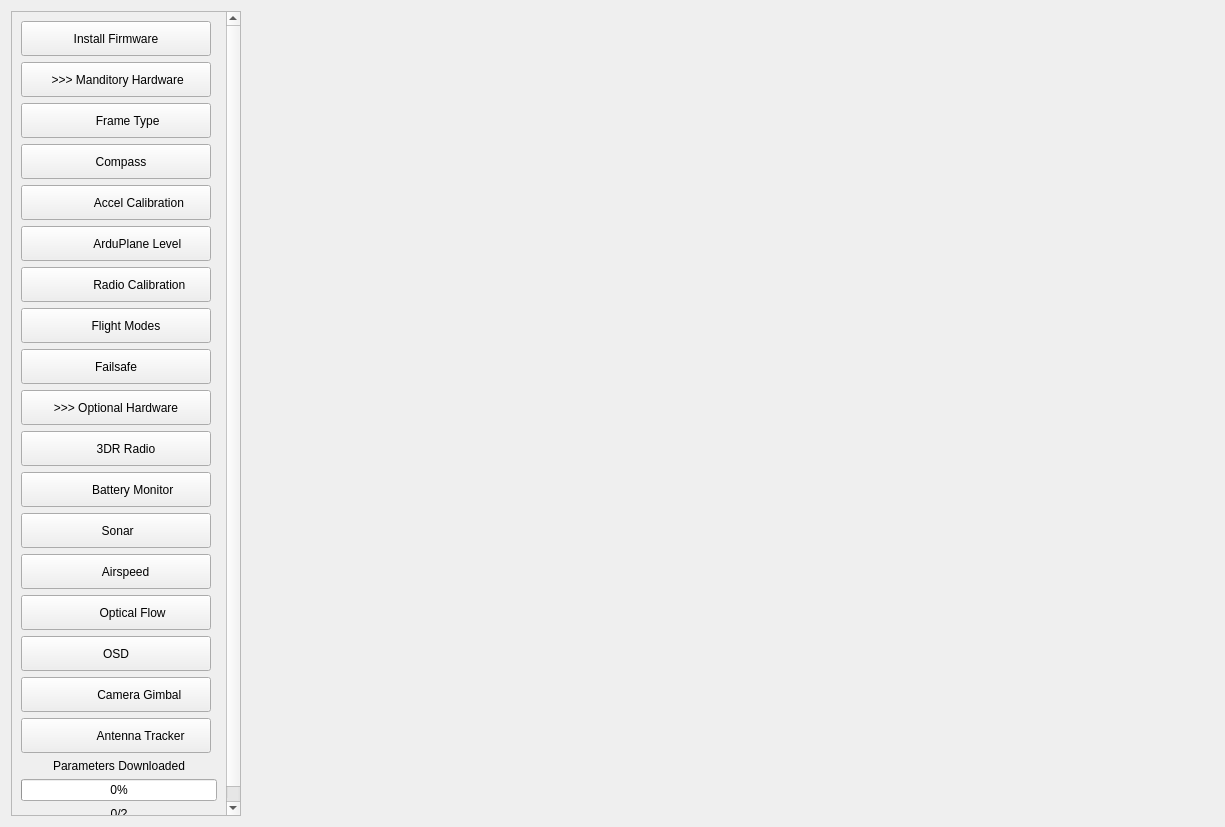
Old version of the form src/ui/configuration/ApmHardwareConfig.ui in the repository ArduPilot/apm_planner.
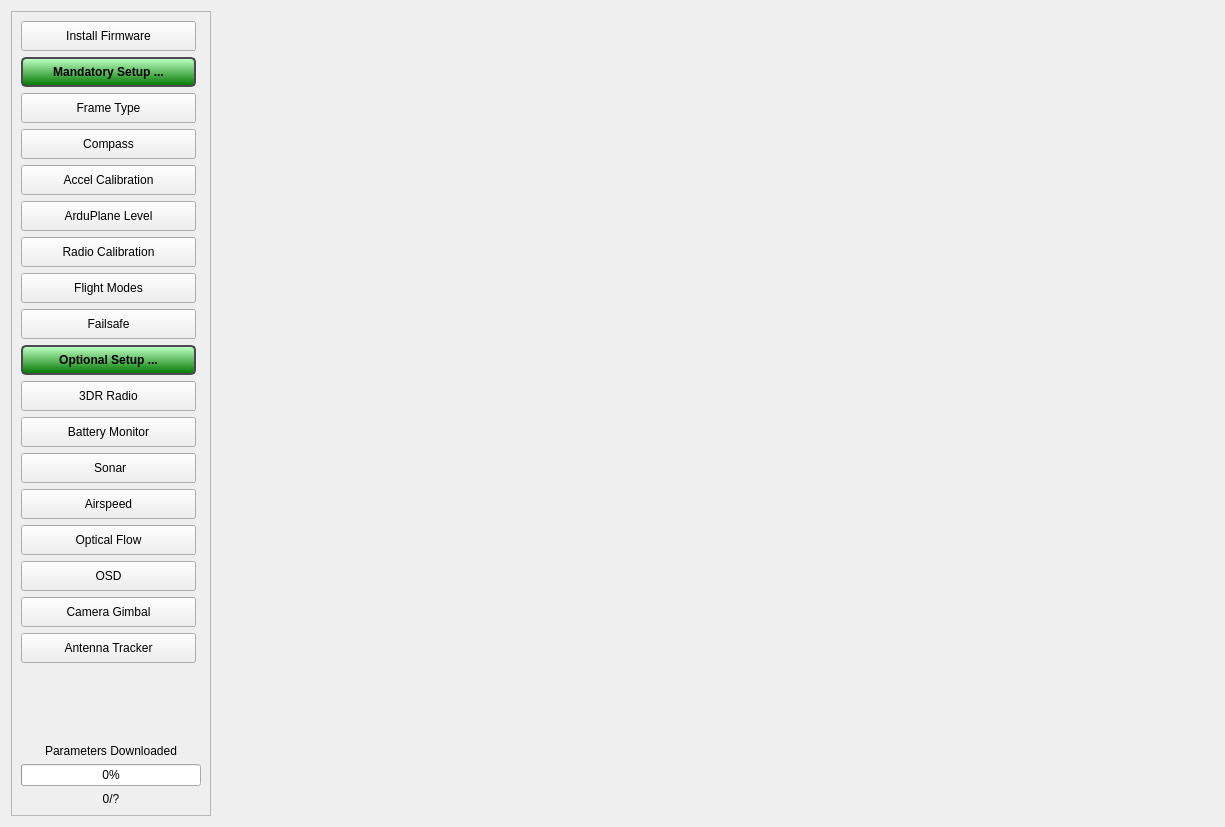
New version of the form.

Commit message: Polish to the 'Initial Setup' & 'Config/Tuning' Views Menu Options

Patch:
```diff
--- a/src/ui/configuration/ApmHardwareConfig.ui
+++ b/src/ui/configuration/ApmHardwareConfig.ui
@@ -10,6 +10,12 @@
     <height>827</height>
    </rect>
   </property>
+  <property name="minimumSize">
+   <size>
+    <width>175</width>
+    <height>0</height>
+   </size>
+  </property>
   <property name="windowTitle">
    <string>Form</string>
   </property>
@@ -17,20 +23,20 @@
    <item>
     <widget class="QScrollArea" name="scrollArea_6">
      <property name="sizePolicy">
-      <sizepolicy hsizetype="MinimumExpanding" vsizetype="Expanding">
+      <sizepolicy hsizetype="Expanding" vsizetype="Expanding">
        <horstretch>0</horstretch>
        <verstretch>0</verstretch>
       </sizepolicy>
      </property>
      <property name="minimumSize">
       <size>
-       <width>230</width>
+       <width>200</width>
        <height>0</height>
       </size>
      </property>
      <property name="maximumSize">
       <size>
-       <width>230</width>
+       <width>175</width>
        <height>16777215</height>
       </size>
      </property>
@@ -42,28 +48,28 @@
        <rect>
         <x>0</x>
         <y>0</y>
-        <width>228</width>
-        <height>801</height>
+        <width>199</width>
+        <height>786</height>
        </rect>
       </property>
       <layout class="QVBoxLayout" name="verticalLayout_12">
        <item>
         <layout class="QVBoxLayout" name="navBarLayout">
          <property name="sizeConstraint">
-          <enum>QLayout::SetMinAndMaxSize</enum>
+          <enum>QLayout::SetNoConstraint</enum>
          </property>
          <item>
           <widget class="QPushButton" name="firmwareButton">
            <property name="minimumSize">
             <size>
-             <width>190</width>
-             <height>35</height>
+             <width>175</width>
+             <height>30</height>
             </size>
            </property>
            <property name="maximumSize">
             <size>
-             <width>190</width>
-             <height>35</height>
+             <width>175</width>
+             <height>30</height>
             </size>
            </property>
            <property name="text">
@@ -75,43 +81,66 @@
           <widget class="QPushButton" name="manditoryHardware">
            <property name="minimumSize">
             <size>
-             <width>190</width>
-             <height>35</height>
+             <width>175</width>
+             <height>30</height>
             </size>
            </property>
            <property name="maximumSize">
             <size>
-             <width>190</width>
-             <height>35</height>
+             <width>175</width>
+             <height>30</height>
             </size>
            </property>
+           <property name="styleSheet">
+            <string notr="true">QPushButton {
+	font-weight: bold;
+	/*min-height: 18px;*/
+	/*max-height: 18px;*/
+	border: 2px solid #4A4A4F;
+	border-radius: 5px;
+	padding-left: 10px;
+	padding-right: 10px;
+	background-color: qlineargradient(spread:pad, x1:0.512, y1:1, x2:0.512, y2:0.0284091, stop:0 rgba(0, 118, 0, 255), stop:1 rgba(188, 255, 192, 255))
+}
+
+QToolButton:checked {
+	background-color: qlineargradient(x1: 0, y1: 0, x2: 0, y2: 1, stop: 0 #090909, stop: 1 #353535);
+}
+
+QToolButton:pressed {
+	background-color: qlineargradient(x1: 0, y1: 0, x2: 0, y2: 1, stop: 0 #bbbbbb, stop: 1 #b0b0b0);
+}</string>
+           </property>
            <property name="text">
-            <string> &gt;&gt;&gt; Manditory Hardware</string>
+            <string>Mandatory Setup ...</string>
            </property>
            <property name="checkable">
             <bool>true</bool>
            </property>
+           <property name="flat">
+            <bool>false</bool>
+           </property>
           </widget>
          </item>
          <item>
           <widget class="QPushButton" name="frameTypeButton">
            <property name="minimumSize">
             <size>
-             <width>190</width>
-             <height>35</height>
+             <width>175</width>
+             <height>30</height>
             </size>
            </property>
            <property name="maximumSize">
             <size>
-             <width>190</width>
-             <height>35</height>
+             <width>175</width>
+             <height>30</height>
             </size>
            </property>
            <property name="layoutDirection">
             <enum>Qt::LeftToRight</enum>
            </property>
            <property name="text">
-            <string>       Frame Type</string>
+            <string>Frame Type</string>
            </property>
           </widget>
          </item>
@@ -119,18 +148,18 @@
           <widget class="QPushButton" name="compassButton">
            <property name="minimumSize">
             <size>
-             <width>190</width>
-             <height>35</height>
+             <width>175</width>
+             <height>30</height>
             </size>
            </property>
            <property name="maximumSize">
             <size>
-             <width>190</width>
-             <height>35</height>
+             <width>175</width>
+             <height>30</height>
             </size>
            </property>
            <property name="text">
-            <string>   Compass</string>
+            <string>Compass</string>
            </property>
           </widget>
          </item>
@@ -138,14 +167,14 @@
           <widget class="QPushButton" name="accelCalibrateButton">
            <property name="minimumSize">
             <size>
-             <width>190</width>
-             <height>35</height>
+             <width>175</width>
+             <height>30</height>
             </size>
            </property>
            <property name="maximumSize">
             <size>
-             <width>190</width>
-             <height>35</height>
+             <width>175</width>
+             <height>30</height>
             </size>
            </property>
            <property name="layoutDirection">
@@ -155,7 +184,7 @@
             <bool>false</bool>
            </property>
            <property name="text">
-            <string>              Accel Calibration</string>
+            <string>Accel Calibration</string>
            </property>
           </widget>
          </item>
@@ -163,14 +192,14 @@
           <widget class="QPushButton" name="arduPlaneLevelButton">
            <property name="minimumSize">
             <size>
-             <width>190</width>
-             <height>35</height>
+             <width>175</width>
+             <height>30</height>
             </size>
            </property>
            <property name="maximumSize">
             <size>
-             <width>190</width>
-             <height>35</height>
+             <width>175</width>
+             <height>30</height>
             </size>
            </property>
            <property name="layoutDirection">
@@ -180,7 +209,7 @@
             <bool>false</bool>
            </property>
            <property name="text">
-            <string>             ArduPlane Level</string>
+            <string>ArduPlane Level</string>
            </property>
           </widget>
          </item>
@@ -188,18 +217,18 @@
           <widget class="QPushButton" name="radioCalibrateButton">
            <property name="minimumSize">
             <size>
-             <width>190</width>
-             <height>35</height>
+             <width>175</width>
+             <height>30</height>
             </size>
            </property>
            <property name="maximumSize">
             <size>
-             <width>190</width>
-             <height>35</height>
+             <width>175</width>
+             <height>30</height>
             </size>
            </property>
            <property name="text">
-            <string>              Radio Calibration</string>
+            <string>Radio Calibration</string>
            </property>
            <property name="checkable">
             <bool>false</bool>
@@ -213,18 +242,18 @@
           <widget class="QPushButton" name="flightModesButton">
            <property name="minimumSize">
             <size>
-             <width>190</width>
-             <height>35</height>
+             <width>175</width>
+             <height>30</height>
             </size>
            </property>
            <property name="maximumSize">
             <size>
-             <width>190</width>
-             <height>35</height>
+             <width>175</width>
+             <height>30</height>
             </size>
            </property>
            <property name="text">
-            <string>      Flight Modes</string>
+            <string>Flight Modes</string>
            </property>
           </widget>
          </item>
@@ -232,14 +261,14 @@
           <widget class="QPushButton" name="failSafeButton">
            <property name="minimumSize">
             <size>
-             <width>190</width>
-             <height>35</height>
+             <width>175</width>
+             <height>30</height>
             </size>
            </property>
            <property name="maximumSize">
             <size>
-             <width>190</width>
-             <height>35</height>
+             <width>175</width>
+             <height>30</height>
             </size>
            </property>
            <property name="text">
@@ -251,18 +280,38 @@
           <widget class="QPushButton" name="optionalHardwareButton">
            <property name="minimumSize">
             <size>
-             <width>190</width>
-             <height>35</height>
+             <width>175</width>
+             <height>30</height>
             </size>
            </property>
            <property name="maximumSize">
             <size>
-             <width>190</width>
-             <height>35</height>
+             <width>175</width>
+             <height>30</height>
             </size>
            </property>
+           <property name="styleSheet">
+            <string notr="true">QPushButton {
+	font-weight: bold;
+	/*min-height: 18px;*/
+	/*max-height: 18px;*/
+	border: 2px solid #4A4A4F;
+	border-radius: 5px;
+	padding-left: 10px;
+	padding-right: 10px;
+	background-color: qlineargradient(spread:pad, x1:0.512, y1:1, x2:0.512, y2:0.0284091, stop:0 rgba(0, 118, 0, 255), stop:1 rgba(188, 255, 192, 255))
+}
+
+QToolButton:checked {
+	background-color: qlineargradient(x1: 0, y1: 0, x2: 0, y2: 1, stop: 0 #090909, stop: 1 #353535);
+}
+
+QToolButton:pressed {
+	background-color: qlineargradient(x1: 0, y1: 0, x2: 0, y2: 1, stop: 0 #bbbbbb, stop: 1 #b0b0b0);
+}</string>
+           </property>
            <property name="text">
-            <string>&gt;&gt;&gt; Optional Hardware</string>
+            <string>Optional Setup ...</string>
            </property>
            <property name="checkable">
             <bool>true</bool>
@@ -273,18 +322,18 @@
           <widget class="QPushButton" name="radio3DRButton">
            <property name="minimumSize">
             <size>
-             <width>190</width>
-             <height>35</height>
+             <width>175</width>
+             <height>30</height>
             </size>
            </property>
            <property name="maximumSize">
             <size>
-             <width>190</width>
-             <height>35</height>
+             <width>175</width>
+             <height>30</height>
             </size>
            </property>
            <property name="text">
-            <string>      3DR Radio</string>
+            <string>3DR Radio</string>
            </property>
           </widget>
          </item>
@@ -292,18 +341,18 @@
           <widget class="QPushButton" name="batteryMonitorButton">
            <property name="minimumSize">
             <size>
-             <width>190</width>
-             <height>35</height>
+             <width>175</width>
+             <height>30</height>
             </size>
            </property>
            <property name="maximumSize">
             <size>
-             <width>190</width>
-             <height>35</height>
+             <width>175</width>
+             <height>30</height>
             </size>
            </property>
            <property name="text">
-            <string>          Battery Monitor</string>
+            <string>Battery Monitor</string>
            </property>
           </widget>
          </item>
@@ -311,14 +360,14 @@
           <widget class="QPushButton" name="sonarButton">
            <property name="minimumSize">
             <size>
-             <width>190</width>
-             <height>35</height>
+             <width>175</width>
+             <height>30</height>
             </size>
            </property>
            <property name="maximumSize">
             <size>
-             <width>190</width>
-             <height>35</height>
+             <width>175</width>
+             <height>30</height>
             </size>
            </property>
            <property name="text">
@@ -330,18 +379,18 @@
           <widget class="QPushButton" name="airspeedButton">
            <property name="minimumSize">
             <size>
-             <width>190</width>
-             <height>35</height>
+             <width>175</width>
+             <height>30</height>
             </size>
            </property>
            <property name="maximumSize">
             <size>
-             <width>190</width>
-             <height>35</height>
+             <width>175</width>
+             <height>30</height>
             </size>
            </property>
            <property name="text">
-            <string>      Airspeed</string>
+            <string>Airspeed</string>
            </property>
           </widget>
          </item>
@@ -349,18 +398,18 @@
           <widget class="QPushButton" name="opticalFlowButton">
            <property name="minimumSize">
             <size>
-             <width>190</width>
-             <height>35</height>
+             <width>175</width>
+             <height>30</height>
             </size>
            </property>
            <property name="maximumSize">
             <size>
-             <width>190</width>
-             <height>35</height>
+             <width>175</width>
+             <height>30</height>
             </size>
            </property>
            <property name="text">
-            <string>          Optical Flow</string>
+            <string>Optical Flow</string>
            </property>
           </widget>
          </item>
@@ -368,14 +417,14 @@
           <widget class="QPushButton" name="osdButton">
            <property name="minimumSize">
             <size>
-             <width>190</width>
-             <height>35</height>
+             <width>175</width>
+             <height>30</height>
             </size>
            </property>
            <property name="maximumSize">
             <size>
-             <width>190</width>
-             <height>35</height>
+             <width>175</width>
+             <height>30</height>
             </size>
            </property>
            <property name="text">
@@ -387,18 +436,18 @@
           <widget class="QPushButton" name="cameraGimbalButton">
            <property name="minimumSize">
             <size>
-             <width>190</width>
-             <height>35</height>
+             <width>175</width>
+             <height>30</height>
             </size>
            </property>
            <property name="maximumSize">
             <size>
-             <width>190</width>
-             <height>35</height>
+             <width>175</width>
+             <height>30</height>
             </size>
            </property>
            <property name="text">
-            <string>              Camera Gimbal</string>
+            <string>Camera Gimbal</string>
            </property>
           </widget>
          </item>
@@ -406,18 +455,18 @@
           <widget class="QPushButton" name="antennaTrackerButton">
            <property name="minimumSize">
             <size>
-             <width>190</width>
-             <height>35</height>
+             <width>175</width>
+             <height>30</height>
             </size>
            </property>
            <property name="maximumSize">
             <size>
-             <width>190</width>
-             <height>35</height>
+             <width>175</width>
+             <height>30</height>
             </size>
            </property>
            <property name="text">
-            <string>               Antenna Tracker</string>
+            <string>Antenna Tracker</string>
            </property>
           </widget>
          </item>
@@ -469,6 +518,18 @@
    </item>
    <item>
     <widget class="QStackedWidget" name="stackedWidget">
+     <property name="sizePolicy">
+      <sizepolicy hsizetype="Expanding" vsizetype="Expanding">
+       <horstretch>0</horstretch>
+       <verstretch>0</verstretch>
+      </sizepolicy>
+     </property>
+     <property name="minimumSize">
+      <size>
+       <width>175</width>
+       <height>0</height>
+      </size>
+     </property>
      <property name="currentIndex">
       <number>-1</number>
      </property>
```
Left out of the diff: 5 changed lines with no effect on the pictures. The commit also changes 3 other files.
